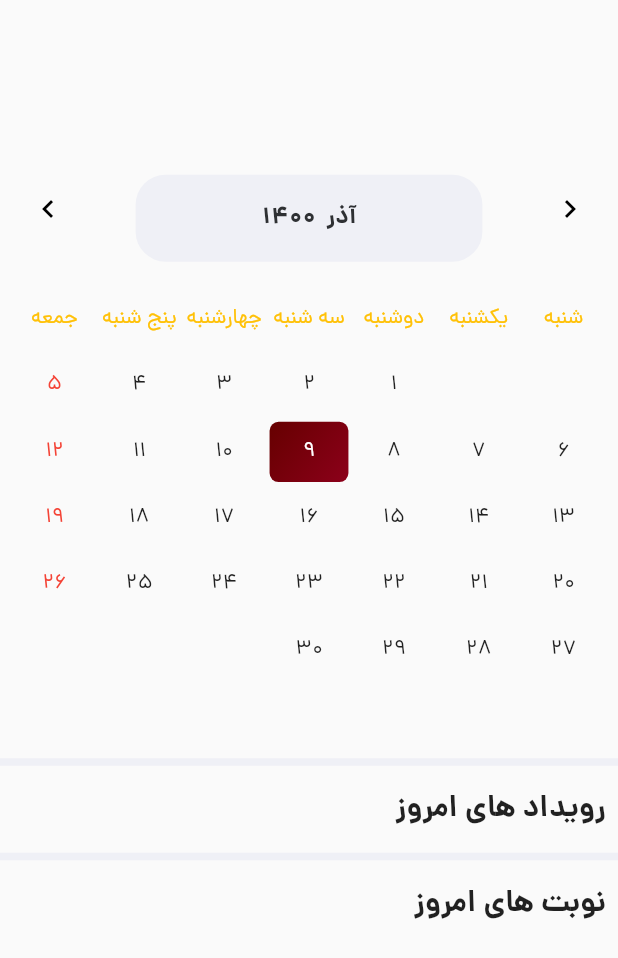
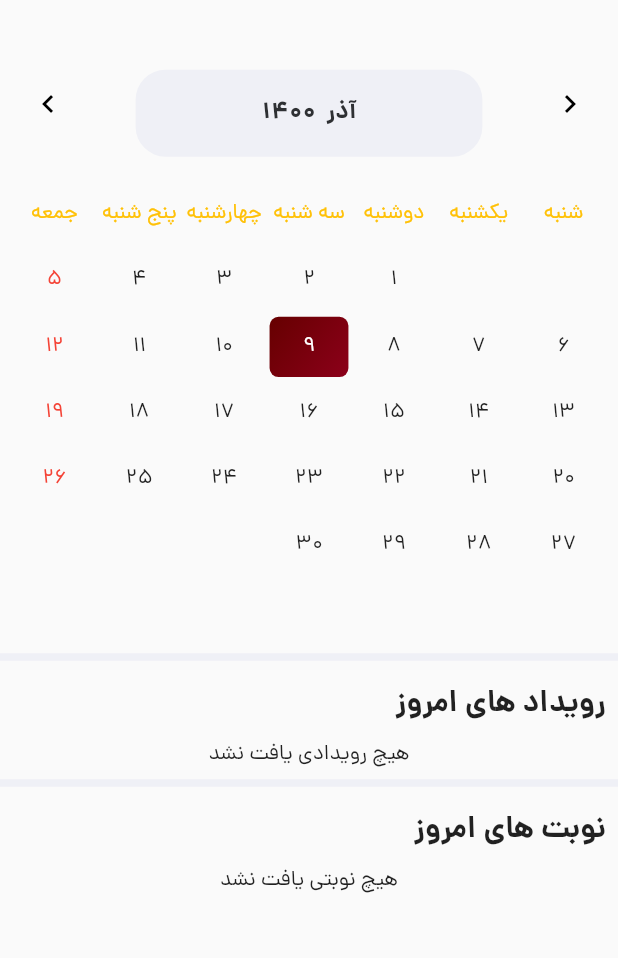
Before and after one commit to Mehdi-MosTafavi/saffrun-app, a Flutter app: the CalenderPage screen opened directly, on a phone screen of 412 x 824 dp. Shown: the top 958 px of the screen. Run offline on Flutter 3.47's test engine with Material 2 defaults, Android fonts, the phone set to English and light mode, and no system bars; our stand-ins replace auto_size_text, bloc, cached_network_image, carousel_slider, flutter_bloc, flutter_login and 6 more; missing offline and left inert: persian_datetime_picker, simple_gesture_detector; network calls fail.

Commit message:
refactor pages

```diff
--- a/lib/UI/calender/calender_page.dart
+++ b/lib/UI/calender/calender_page.dart
@@ -71,7 +71,7 @@ class _CalenderPageState extends State<CalenderPage> {
               return ListView(
                 children: [
                   const SizedBox(
-                    height: 100,
+                    height: 30,
                   ),
                   jalaliCalendar(
                       context: context,
@@ -115,7 +115,9 @@ class _CalenderPageState extends State<CalenderPage> {
                     ),
                   ),
                   if (state is CalendarLoadedData)
-                    ListView.builder(
+                    state.events.length == 0
+                        ? Center(child: Text("هیچ رویدادی یافت نشد"))
+                        : ListView.builder(
                             physics: NeverScrollableScrollPhysics(),
                             shrinkWrap: true,
                             itemBuilder: (context, index) {
@@ -148,7 +150,9 @@ class _CalenderPageState extends State<CalenderPage> {
                     ),
                   ),
                   if (state is CalendarLoadedData)
-                    ListView.builder(
+                    state.events.length == 0
+                        ? Center(child: Text("هیچ نوبتی یافت نشد"))
+                        : ListView.builder(
                             physics: const NeverScrollableScrollPhysics(),
                             shrinkWrap: true,
                             padding: const EdgeInsets.only(bottom: 60),
--- a/lib/UI/home/home_page.dart
+++ b/lib/UI/home/home_page.dart
@@ -54,7 +54,7 @@ class _HomePageState extends State<HomePage> {
             //   SocialSetting().launch(context);
             // }),
             SizedBox(
-              height: context.height() * 0.07,
+              height: context.height() * 0.02,
             ),
             SizedBox(height: spacing_standard_new),
             Container(
--- a/lib/UI/splash/splash_page.dart
+++ b/lib/UI/splash/splash_page.dart
@@ -15,11 +15,11 @@ class SplashPage extends StatefulWidget {
 
 class SplashPageState extends State<SplashPage> {
   void navigationToHomePage() {
-    Navigator.pushReplacementNamed(context, COMMENT_PAGE_PATH);
+    Navigator.pushReplacementNamed(context, HOME_PAGE_PATH);
   }
 
   void navigationToAuthPage() {
-    Navigator.pushReplacementNamed(context, COMMENT_PAGE_PATH);
+    Navigator.pushReplacementNamed(context, AUTH_MENU_PATH);
   }
 
   late bool startApp;
--- a/lib/logical/router.dart
+++ b/lib/logical/router.dart
@@ -2,9 +2,9 @@ import 'package:flutter/cupertino.dart';
 import 'package:flutter/material.dart';
 import 'package:saffrun_app/UI/admin/admin_page.dart';
 import 'package:saffrun_app/UI/authentication/login/login_page.dart';
-import 'package:saffrun_app/UI/commentPage/commentpage.dart';
 import 'package:saffrun_app/UI/eventPage/event_page.dart';
 import 'package:saffrun_app/UI/main/main_page.dart';
+import 'package:saffrun_app/UI/splash/splash_page.dart';
 import 'package:saffrun_app/constants/const.dart';
 
 class AppRouter {
@@ -13,7 +13,7 @@ class AppRouter {
   Route? generateRoute(RouteSettings setting) {
     switch (setting.name) {
       case '/':
-        return MaterialPageRoute(builder: (context) => CommentPage());
+        return MaterialPageRoute(builder: (context) => SplashPage());
 
       case HOME_PAGE_PATH:
         return MaterialPageRoute(builder: (context) => const MainPage());
--- a/lib/models/event/event_model.dart
+++ b/lib/models/event/event_model.dart
@@ -110,11 +110,11 @@ class Event {
           title: element['title'],
           description: element['description'],
           imageUrl: element['image'] ?? "",
-        discount: element['discount'],
+          discount: element['discount'] ?? 0,
           startTime: DateTime(2020),
           finishTime: DateTime(2021),
           comments: '',
-        ownerId: element['owner'],
+          ownerId: element['owner'] ?? 0,
           ownerName: 'کافه رخ'));
     });
     return events;
```
Also changed, not shown: lib/UI/admin/admin_page.dart (+13 -2 lines), lib/UI/eventPage/event_page.dart (+14 -9 lines), lib/UI/home/utils/event_home_page_card.dart (+18 -6 lines), lib/UI/home/utils/reserve_home_page_card.dart (+12 -1 lines), lib/UI/search/search_page.dart (+8 -3 lines). Lines whose indentation alone changed are shown as unchanged.
